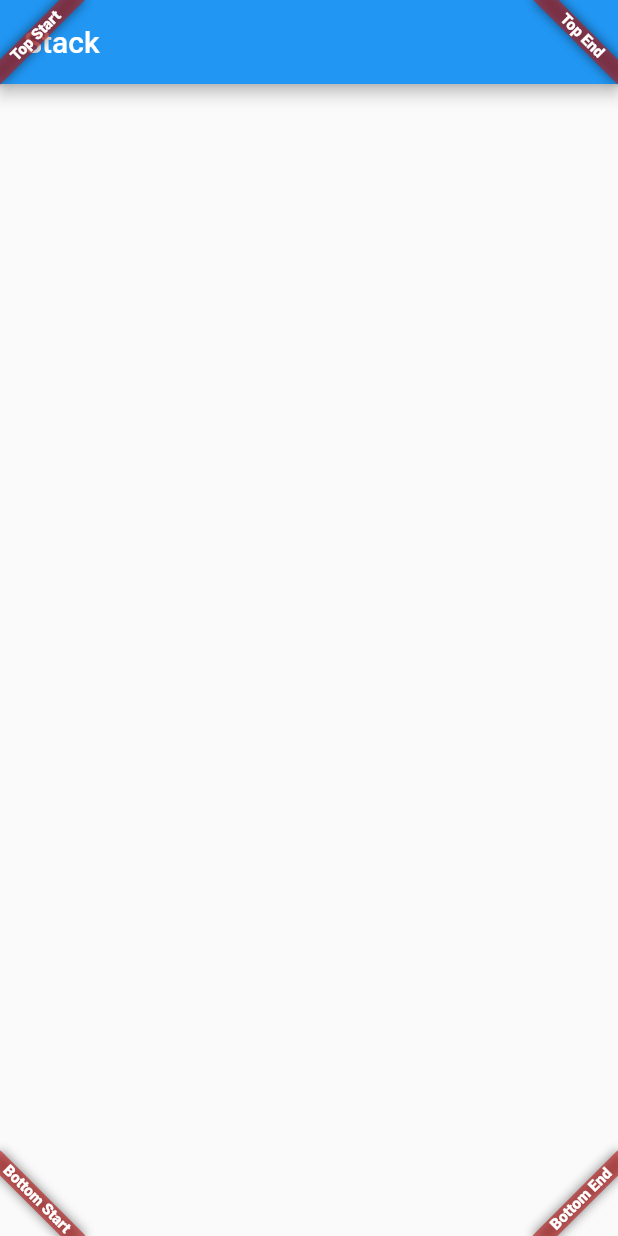
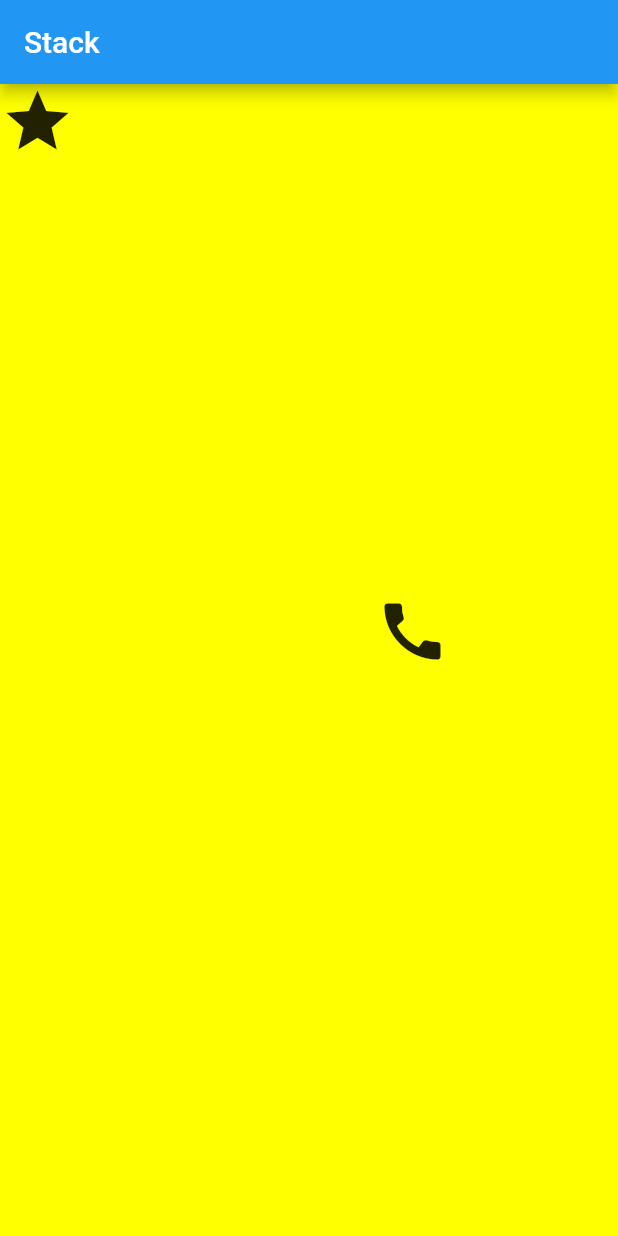
Before and after one commit to after-six/flutter-layout-wonwoo, a Flutter app: the screen it shows after launch, on a phone screen of 412 x 824 dp. Run offline on Flutter 3.47's test engine with Material 2 defaults, Android fonts, the phone set to English and light mode, and no system bars.

Commit message:
Stack Layout Positioned

```diff
--- a/lib/main.dart
+++ b/lib/main.dart
@@ -7,32 +7,27 @@ class MyApp extends StatelessWidget {
   @override
   Widget build(BuildContext context) {
     return MaterialApp(
-      home: Stack(
-        fit: StackFit.expand,
-        children: <Widget>[
-          Scaffold(
+      home: Scaffold(
         appBar: AppBar(
           title: Text('Stack'),
         ),
+        body: Stack(
+          fit: StackFit.expand,
+          children: <Widget>[
+            Material(color: Colors.yellowAccent),
+            Positioned(
+              top: 0,
+              left: 0,
+              child: Icon(Icons.star, size: 50),
             ),
-          Banner(
-            message: "Top Start",
-            location: BannerLocation.topStart,
-          ),
-          Banner(
-            message: "Top End",
-            location: BannerLocation.topEnd,
-          ),
-          Banner(
-            message: "Bottom Start",
-            location: BannerLocation.bottomStart,
-          ),
-          Banner(
-            message: "Bottom End",
-            location: BannerLocation.bottomEnd,
+            Positioned(
+              top: 340,
+              left: 250,
+              child: Icon(Icons.call, size: 50),
             ),
           ],
         ),
+      )
     );
   }
 }
```
Lines whose indentation alone changed are shown as unchanged.
